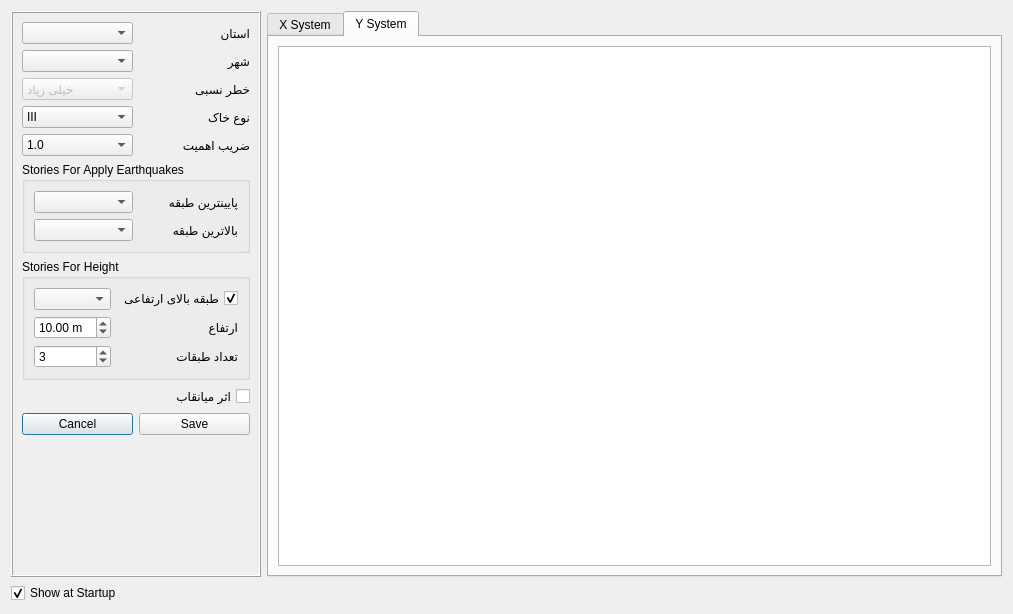
The window that widgets/civiltools_project_settings.ui (ebrahimraeyat/civilTools) describes before a commit, drawn with Qt 5.
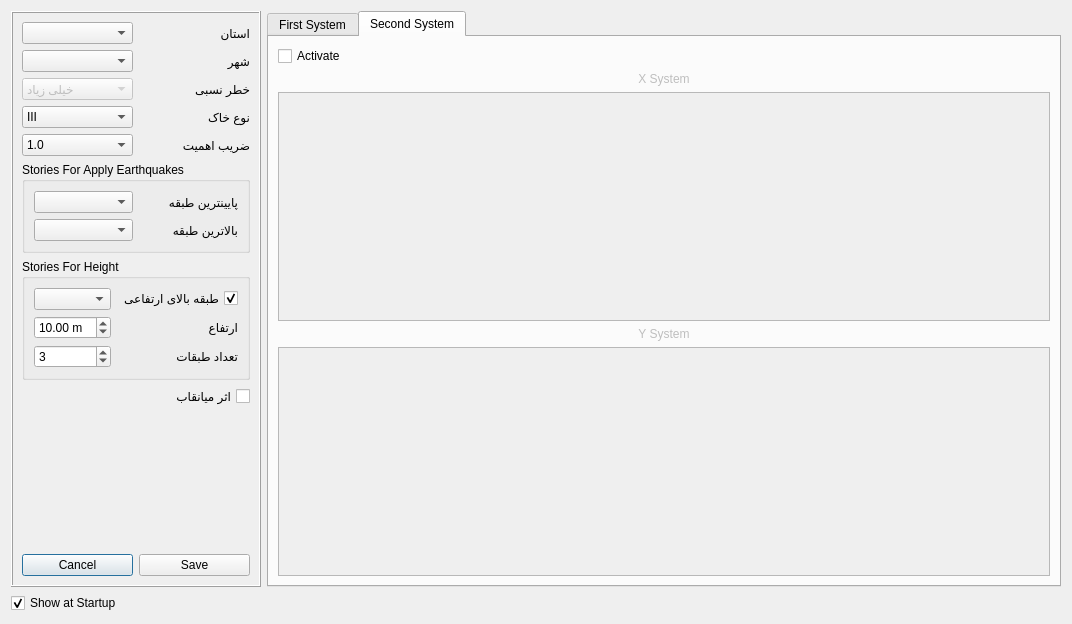
The same window after the commit. The open tabs and pages were chosen to show the change. Icons and pictures are not drawn. Custom widgets are drawn as their Qt base class.

Commit message: Add settings for two structure in height

Patch:
```diff
--- a/widgets/civiltools_project_settings.ui
+++ b/widgets/civiltools_project_settings.ui
@@ -6,8 +6,8 @@
    <rect>
     <x>0</x>
     <y>0</y>
-    <width>1013</width>
-    <height>614</height>
+    <width>1072</width>
+    <height>624</height>
    </rect>
   </property>
   <property name="windowTitle">
@@ -17,7 +17,7 @@
    <iconset resource="../civiltools.qrc">
     <normaloff>:/civiltools/images/automatic.svg</normaloff>:/civiltools/images/automatic.svg</iconset>
   </property>
-  <layout class="QVBoxLayout" name="verticalLayout_3">
+  <layout class="QVBoxLayout" name="verticalLayout_4">
    <item>
     <layout class="QHBoxLayout" name="horizontalLayout_3">
      <item>
@@ -348,44 +348,6 @@
           </item>
          </layout>
         </item>
-        <item>
-         <layout class="QHBoxLayout" name="horizontalLayout_2">
-          <item>
-           <widget class="QPushButton" name="cancel_pushbutton">
-            <property name="text">
-             <string>Cancel</string>
-            </property>
-            <property name="icon">
-             <iconset resource="../civiltools.qrc">
-              <normaloff>:/civiltools/images/cancel.svg</normaloff>:/civiltools/images/cancel.svg</iconset>
-            </property>
-            <property name="iconSize">
-             <size>
-              <width>60</width>
-              <height>60</height>
-             </size>
-            </property>
-           </widget>
-          </item>
-          <item>
-           <widget class="QPushButton" name="save_pushbutton">
-            <property name="text">
-             <string>Save</string>
-            </property>
-            <property name="icon">
-             <iconset resource="../civiltools.qrc">
-              <normaloff>:/civiltools/images/save.png</normaloff>:/civiltools/images/save.png</iconset>
-            </property>
-            <property name="iconSize">
-             <size>
-              <width>60</width>
-              <height>60</height>
-             </size>
-            </property>
-           </widget>
-          </item>
-         </layout>
-        </item>
         <item>
          <spacer name="verticalSpacer">
           <property name="orientation">
@@ -399,22 +361,67 @@
           </property>
          </spacer>
         </item>
+        <item>
+         <layout class="QHBoxLayout" name="horizontalLayout_2">
+          <item>
+           <widget class="QPushButton" name="cancel_pushbutton">
+            <property name="text">
+             <string>Cancel</string>
+            </property>
+            <property name="icon">
+             <iconset resource="../civiltools.qrc">
+              <normaloff>:/civiltools/images/cancel.svg</normaloff>:/civiltools/images/cancel.svg</iconset>
+            </property>
+            <property name="iconSize">
+             <size>
+              <width>60</width>
+              <height>60</height>
+             </size>
+            </property>
+           </widget>
+          </item>
+          <item>
+           <widget class="QPushButton" name="save_pushbutton">
+            <property name="text">
+             <string>Save</string>
+            </property>
+            <property name="icon">
+             <iconset resource="../civiltools.qrc">
+              <normaloff>:/civiltools/images/save.png</normaloff>:/civiltools/images/save.png</iconset>
+            </property>
+            <property name="iconSize">
+             <size>
+              <width>60</width>
+              <height>60</height>
+             </size>
+            </property>
+           </widget>
+          </item>
+         </layout>
+        </item>
        </layout>
       </widget>
      </item>
      <item>
       <widget class="QTabWidget" name="tabWidget">
-       <property name="layoutDirection">
-        <enum>Qt::LeftToRight</enum>
-       </property>
        <property name="currentIndex">
         <number>0</number>
        </property>
        <widget class="QWidget" name="tab">
         <attribute name="title">
-         <string>X System</string>
+         <string>First System</string>
         </attribute>
-        <layout class="QVBoxLayout" name="verticalLayout">
+        <layout class="QVBoxLayout" name="verticalLayout_3">
+         <item>
+          <widget class="QLabel" name="label">
+           <property name="text">
+            <string>X System</string>
+           </property>
+           <property name="alignment">
+            <set>Qt::AlignCenter</set>
+           </property>
+          </widget>
+         </item>
          <item>
           <widget class="QTreeView" name="x_treeview">
            <property name="layoutDirection">
@@ -422,15 +429,78 @@
            </property>
           </widget>
          </item>
+         <item>
+          <widget class="QLabel" name="label_2">
+           <property name="text">
+            <string>Y System</string>
+           </property>
+           <property name="alignment">
+            <set>Qt::AlignCenter</set>
+           </property>
+          </widget>
+         </item>
+         <item>
+          <widget class="QTreeView" name="y_treeview">
+           <property name="layoutDirection">
+            <enum>Qt::RightToLeft</enum>
+           </property>
+          </widget>
+         </item>
         </layout>
        </widget>
        <widget class="QWidget" name="tab_2">
         <attribute name="title">
-         <string>Y System</string>
+         <string>Second System</string>
         </attribute>
-        <layout class="QHBoxLayout" name="horizontalLayout">
+        <layout class="QVBoxLayout" name="verticalLayout">
          <item>
-          <widget class="QTreeView" name="y_treeview">
+          <widget class="QCheckBox" name="activate_second_system">
+           <property name="text">
+            <string>Activate</string>
+           </property>
+          </widget>
+         </item>
+         <item>
+          <widget class="QLabel" name="x_system_label">
+           <property name="enabled">
+            <bool>false</bool>
+           </property>
+           <property name="text">
+            <string>X System</string>
+           </property>
+           <property name="alignment">
+            <set>Qt::AlignCenter</set>
+           </property>
+          </widget>
+         </item>
+         <item>
+          <widget class="QTreeView" name="x_treeview_2">
+           <property name="enabled">
+            <bool>false</bool>
+           </property>
+           <property name="layoutDirection">
+            <enum>Qt::RightToLeft</enum>
+           </property>
+          </widget>
+         </item>
+         <item>
+          <widget class="QLabel" name="y_system_label">
+           <property name="enabled">
+            <bool>false</bool>
+           </property>
+           <property name="text">
+            <string>Y System</string>
+           </property>
+           <property name="alignment">
+            <set>Qt::AlignCenter</set>
+           </property>
+          </widget>
+         </item>
+         <item>
+          <widget class="QTreeView" name="y_treeview_2">
+           <property name="enabled">
+            <bool>false</bool>
+           </property>
            <property name="layoutDirection">
             <enum>Qt::RightToLeft</enum>
            </property>
```
The commit also changes 2 other files.
